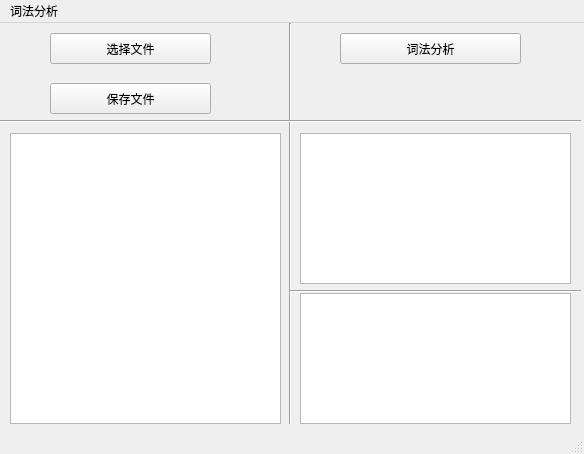
Miooo00/CompilationPrinciple, file Project/Gui/wings.ui: the form before one commit.
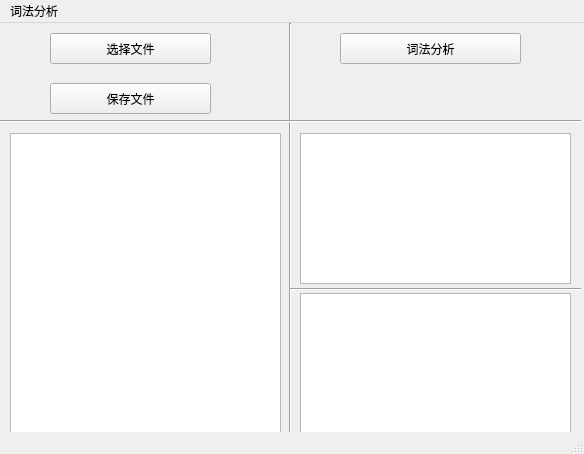
The form after the commit.

Diff of the .ui file:
```diff
--- a/Project/Gui/wings.ui
+++ b/Project/Gui/wings.ui
@@ -20,9 +20,15 @@
       <x>280</x>
       <y>0</y>
       <width>20</width>
-      <height>401</height>
+      <height>411</height>
      </rect>
     </property>
+    <property name="frameShadow">
+     <enum>QFrame::Sunken</enum>
+    </property>
+    <property name="lineWidth">
+     <number>1</number>
+    </property>
     <property name="orientation">
      <enum>Qt::Vertical</enum>
     </property>
@@ -51,7 +57,7 @@
       <x>10</x>
       <y>110</y>
       <width>271</width>
-      <height>291</height>
+      <height>301</height>
      </rect>
     </property>
     <property name="font">
@@ -126,7 +132,7 @@
       <x>300</x>
       <y>270</y>
       <width>271</width>
-      <height>131</height>
+      <height>141</height>
      </rect>
     </property>
     <property name="font">
@@ -142,11 +148,14 @@
     <property name="geometry">
      <rect>
       <x>290</x>
-      <y>260</y>
+      <y>256</y>
       <width>291</width>
-      <height>16</height>
+      <height>20</height>
      </rect>
     </property>
+    <property name="frameShadow">
+     <enum>QFrame::Sunken</enum>
+    </property>
     <property name="orientation">
      <enum>Qt::Horizontal</enum>
     </property>
```
Left out of the diff: 3 changed lines with no effect on the pictures.
